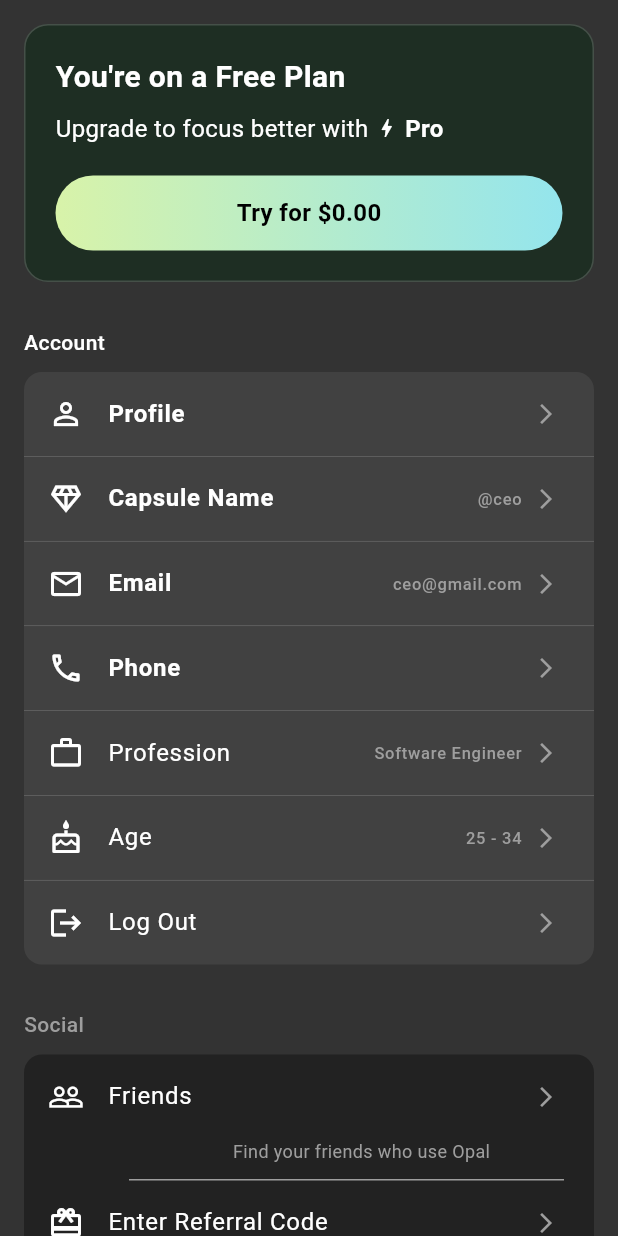
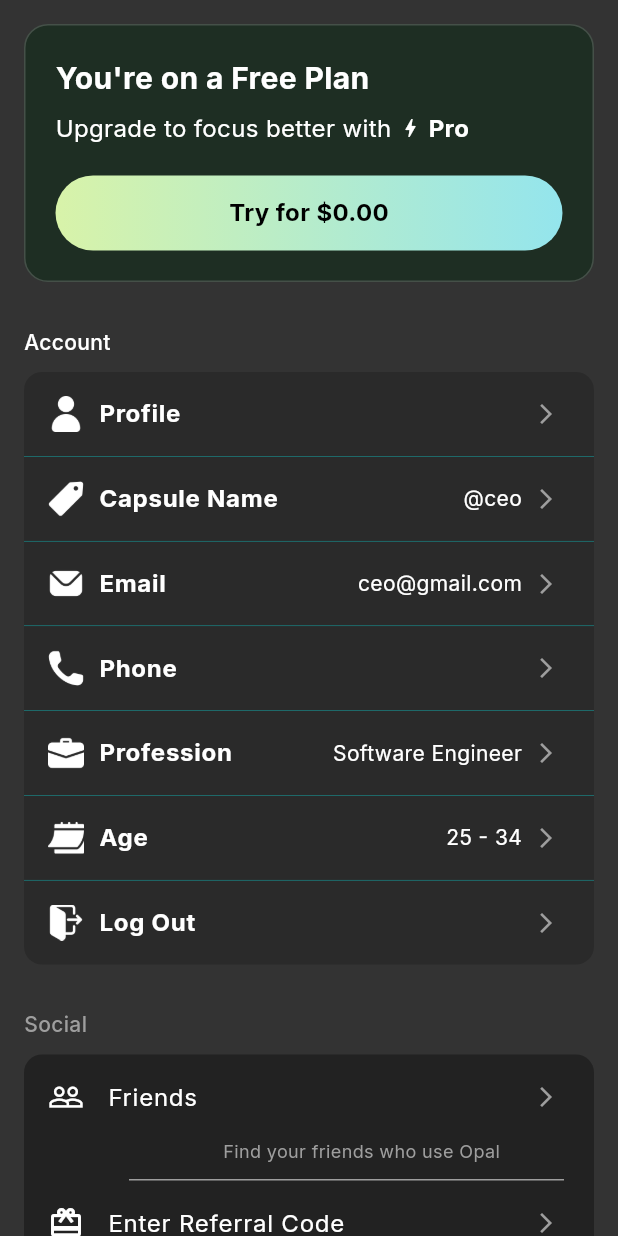
Before and after one commit to mattiavzzi/timecapsuleapp, a Flutter app: the ProfileSettingsPage screen opened directly, on a phone screen of 412 x 824 dp. Run offline on Flutter 3.47's test engine with Material 3 defaults, Android fonts, the phone set to English and light mode, and no system bars; our stand-ins replace google_fonts; missing offline and left inert: animated_toggle, flutter_inner_shadow.

Commit message:
profile settings devs

```diff
--- /dev/null
+++ b/lib/core/colors.dart
@@ -0,0 +1,5 @@
+import 'package:flutter/material.dart';
+
+class AppColors {
+  static const dividerColor = Color.from(alpha: 250, red: 0, green: 255, blue: 255);
+}
--- /dev/null
+++ b/lib/core/theme.dart
@@ -0,0 +1,19 @@
+import 'package:flutter/material.dart';
+import 'package:google_fonts/google_fonts.dart';
+
+final appTheme = ThemeData(
+  // fontFamily: 'Poppins',
+  bottomNavigationBarTheme: const BottomNavigationBarThemeData(
+    backgroundColor: Colors.black,
+    selectedItemColor: Colors.white,
+    unselectedItemColor: Colors.grey,
+  ),
+  textTheme: GoogleFonts.interTextTheme().merge(_textTheme),
+);
+
+final _textTheme = TextTheme(
+  labelMedium: TextStyle(fontSize: 16, fontWeight: FontWeight.w700, color: Colors.white),
+  labelSmall: TextStyle(fontSize: 12, fontWeight: FontWeight.w500, color: Colors.white),
+  bodyMedium: TextStyle(fontSize: 14, fontWeight: FontWeight.w400, color: Colors.white),
+  bodySmall: TextStyle(fontSize: 12, fontWeight: FontWeight.w400, color: Colors.white),
+);
--- a/lib/main.dart
+++ b/lib/main.dart
@@ -1,16 +1,15 @@
 import 'package:animated_toggle/animated_toggle.dart';
+import 'package:apptest/core/theme.dart';
 import 'package:flutter/material.dart';
 import 'package:flutter_inner_shadow/flutter_inner_shadow.dart';
 
+// Add this import at the top with the other imports
+import 'login.dart';
 import 'notification.dart';
+import 'onboarding.dart';
 import 'profile.dart';
 import 'profilesettings.dart';
 import 'task.dart';
-
-import 'onboarding.dart';
-
-// Add this import at the top with the other imports
-import 'login.dart';
 
 void main() {
   runApp(const MainApp());
@@ -21,16 +20,7 @@ class MainApp extends StatelessWidget {
 
   @override
   Widget build(BuildContext context) {
-    return MaterialApp(
-      theme: ThemeData(
-        bottomNavigationBarTheme: const BottomNavigationBarThemeData(
-          backgroundColor: Colors.black,
-          selectedItemColor: Colors.white,
-          unselectedItemColor: Colors.grey,
-        ),
-      ),
-      home: const HomeScreen(),
-    );
+    return MaterialApp(theme: appTheme, home: const HomeScreen());
   }
 }
 
@@ -72,51 +62,32 @@ class _HomeScreenState extends State<HomeScreen> {
                 onPressed: () {
                   Navigator.push(
                     context,
-                    MaterialPageRoute(
-                      builder: (context) => const OnboardingPage(),
-                    ),
+                    MaterialPageRoute(builder: (context) => const OnboardingPage()),
                   );
                 },
                 style: ElevatedButton.styleFrom(
                   backgroundColor: const Color(0xFF616161),
                   padding: const EdgeInsets.symmetric(horizontal: 30, vertical: 15),
-                  shape: RoundedRectangleBorder(
-                    borderRadius: BorderRadius.circular(30),
-                  ),
+                  shape: RoundedRectangleBorder(borderRadius: BorderRadius.circular(30)),
                 ),
                 child: const Text(
                   'Go to Onboarding',
-                  style: TextStyle(
-                    color: Colors.white,
-                    fontSize: 16,
-                    fontWeight: FontWeight.bold,
-                  ),
+                  style: TextStyle(color: Colors.white, fontSize: 16, fontWeight: FontWeight.bold),
                 ),
               ),
               const SizedBox(height: 20),
               ElevatedButton(
                 onPressed: () {
-                  Navigator.push(
-                    context,
-                    MaterialPageRoute(
-                      builder: (context) => LoginPage(),
-                    ),
-                  );
+                  Navigator.push(context, MaterialPageRoute(builder: (context) => LoginPage()));
                 },
                 style: ElevatedButton.styleFrom(
                   backgroundColor: const Color(0xFF616161),
                   padding: const EdgeInsets.symmetric(horizontal: 30, vertical: 15),
-                  shape: RoundedRectangleBorder(
-                    borderRadius: BorderRadius.circular(30),
-                  ),
+                  shape: RoundedRectangleBorder(borderRadius: BorderRadius.circular(30)),
                 ),
                 child: const Text(
                   'Go to Login',
-                  style: TextStyle(
-                    color: Colors.white,
-                    fontSize: 16,
-                    fontWeight: FontWeight.bold,
-                  ),
+                  style: TextStyle(color: Colors.white, fontSize: 16, fontWeight: FontWeight.bold),
                 ),
               ),
             ],
@@ -153,11 +124,16 @@ class _HomeScreenState extends State<HomeScreen> {
                 ),
               );
             },
-            child: Image.asset(
-              'lib/assets/notification.png',
-              width: 10,
-              height: 10,
+            // child: Image.asset(
+            //   'assets/icons/notification.png',
+            //   width: 10,
+            //   height: 10,
+            //   color: Colors.white,
+            // ),
+            child: ImageIcon(
+              const AssetImage('lib/assets/icons/notification.png'),
               color: Colors.white,
+              size: 20,
             ),
           ),
         ),
@@ -170,7 +146,8 @@ class _HomeScreenState extends State<HomeScreen> {
                   context: context,
                   isScrollControlled: true,
                   backgroundColor: Colors.transparent,
-                  builder: (context) => Container(
+                  builder:
+                      (context) => Container(
                         height: MediaQuery.of(context).size.height * 0.9,
                         decoration: const BoxDecoration(
                           color: Color(0xFF333333),
@@ -187,9 +164,7 @@ class _HomeScreenState extends State<HomeScreen> {
                                 borderRadius: BorderRadius.circular(2),
                               ),
                             ),
-                        const Expanded(
-                          child: ProfileSettingsPage(),
-                        ),
+                            const Expanded(child: ProfileSettingsPage()),
                           ],
                         ),
                       ),
@@ -198,17 +173,19 @@ class _HomeScreenState extends State<HomeScreen> {
               child: CircleAvatar(
                 radius: 15,
                 backgroundColor: const Color.fromARGB(0, 66, 66, 66),
-                child: Image.asset('lib/assets/setting.png', width: 30, height: 20),
+                // child: Image.asset('lib/assets/setting.png', width: 30, height: 20),
+                child: ImageIcon(
+                  const AssetImage('lib/assets/icons/setting.png'),
+                  color: Colors.white,
+                  size: 20,
+                ),
               ),
             ),
           ),
         ],
       ),
       body: SingleChildScrollView(
-        child: Container(
-          height: MediaQuery.of(context).size.height,
-          child: _getPage(),
-        ),
+        child: SizedBox(height: MediaQuery.of(context).size.height, child: _getPage()),
       ),
       bottomNavigationBar: Container(
         height: 70,
--- a/lib/profilesettings.dart
+++ b/lib/profilesettings.dart
@@ -1,10 +1,24 @@
 import 'package:flutter/material.dart';
+
+import 'core/colors.dart';
+
+class _CustomDivider extends StatelessWidget {
+  const _CustomDivider({super.key});
+
+  @override
+  Widget build(BuildContext context) {
+    return Divider(height: 0.5, thickness: 0.2, color: AppColors.dividerColor);
+  }
+}
 
 class ProfileSettingsPage extends StatelessWidget {
   const ProfileSettingsPage({super.key});
 
   @override
   Widget build(BuildContext context) {
+    // const const _CustomDivider(), = Divider(height: 0.5, thickness: 0.2, color: AppColors.dividerColor);
+    const horizontalTitleGap = 10.0;
+
     return Scaffold(
       backgroundColor: const Color(0xFF333333), // Changed to dark gray color
       appBar: null, // Remove the AppBar completely
@@ -38,10 +52,7 @@ class ProfileSettingsPage extends StatelessWidget {
                       children: [
                         const Text(
                           "Upgrade to focus better with ",
-                          style: TextStyle(
-                            color: Colors.white,
-                            fontSize: 16,
-                          ),
+                          style: TextStyle(color: Colors.white, fontSize: 16),
                         ),
                         const Icon(Icons.bolt, color: Colors.white, size: 16),
                         const Text(
@@ -95,153 +106,112 @@ class ProfileSettingsPage extends StatelessWidget {
               const SizedBox(height: 10),
               Container(
                 decoration: BoxDecoration(
-                  color: const Color.fromARGB(255, 65, 65, 65),
+                  color: const Color(0xFF2A2A2A),
                   borderRadius: BorderRadius.circular(12),
                 ),
                 child: Column(
                   children: [
                     ListTile(
-                      leading: const Icon(Icons.person_outline, color: Colors.white),
-                      title: const Text(
-                        'Profile',
-                        style: TextStyle(
-                          color: Colors.white,
-                          fontWeight: FontWeight.bold,
-                        ),
+                      horizontalTitleGap: horizontalTitleGap,
+                      leading: const ImageIcon(
+                        AssetImage('lib/assets/icons/avatar.png'),
+                        color: Colors.white,
                       ),
+                      title: Text('Profile', style: Theme.of(context).textTheme.labelMedium),
                       trailing: const Icon(Icons.arrow_forward_ios, color: Colors.grey, size: 16),
                       onTap: () {},
                     ),
-                    const Divider(
-                      height: 0.5,
-                      thickness: 0.2,
-                      color: Color.fromARGB(127, 255, 255, 255),
-                    ),
+                    const _CustomDivider(),
                     ListTile(
-                      leading: const Icon(Icons.diamond_outlined, color: Colors.white),
-                      title: const Text(
-                        'Capsule Name',
-                        style: TextStyle(
-                          color: Colors.white,
-                          fontWeight: FontWeight.bold,
-                        ),
+                      horizontalTitleGap: horizontalTitleGap,
+                      leading: const ImageIcon(
+                        AssetImage('lib/assets/icons/capsulename.png'),
+                        color: Colors.white,
                       ),
+                      title: Text('Capsule Name', style: Theme.of(context).textTheme.labelMedium),
                       trailing: Row(
                         mainAxisSize: MainAxisSize.min,
                         children: [
-                          const Text(
-                            '@ceo',
-                            style: TextStyle(color: Colors.grey),
-                          ),
+                          Text('@ceo', style: Theme.of(context).textTheme.bodyMedium),
                           const SizedBox(width: 8),
                           const Icon(Icons.arrow_forward_ios, color: Colors.grey, size: 16),
                         ],
                       ),
                       onTap: () {},
                     ),
-                    const Divider(
-                      height: 0.5,
-                      thickness: 0.2,
-                      color: Color.fromARGB(127, 255, 255, 255),
-                    ),
+                    const _CustomDivider(),
                     ListTile(
-                      leading: const Icon(Icons.email_outlined, color: Colors.white),
-                      title: const Text(
-                        'Email',
-                        style: TextStyle(
-                          color: Colors.white,
-                          fontWeight: FontWeight.bold,
-                        ),
+                      horizontalTitleGap: horizontalTitleGap,
+                      leading: ImageIcon(
+                        AssetImage('lib/assets/icons/email.png'),
+                        color: Colors.white,
                       ),
+                      title: Text('Email', style: Theme.of(context).textTheme.labelMedium),
                       trailing: Row(
                         mainAxisSize: MainAxisSize.min,
                         children: [
-                          const Text(
-                            'ceo@gmail.com',
-                            style: TextStyle(color: Colors.grey),
-                          ),
+                          Text('ceo@gmail.com', style: Theme.of(context).textTheme.bodyMedium),
                           const SizedBox(width: 8),
                           const Icon(Icons.arrow_forward_ios, color: Colors.grey, size: 16),
                         ],
                       ),
                       onTap: () {},
                     ),
-                    const Divider(
-                      height: 0.5,
-                      thickness: 0.2,
-                      color: Color.fromARGB(127, 255, 255, 255),
-                    ),
+                    const _CustomDivider(),
                     ListTile(
-                      leading: const Icon(Icons.phone_outlined, color: Colors.white),
-                      title: const Text(
-                        'Phone',
-                        style: TextStyle(
-                          color: Colors.white,
-                          fontWeight: FontWeight.bold,
-                        ),
+                      horizontalTitleGap: horizontalTitleGap,
+                      leading: const ImageIcon(
+                        AssetImage('lib/assets/icons/phone.png'),
+                        color: Colors.white,
                       ),
+                      title: Text('Phone', style: Theme.of(context).textTheme.labelMedium),
                       trailing: const Icon(Icons.arrow_forward_ios, color: Colors.grey, size: 16),
                       onTap: () {},
                     ),
-                    const Divider(
-                      height: 0.5,
-                      thickness: 0.2,
-                      color: Color.fromARGB(127, 255, 255, 255),
-                    ),
+                    const _CustomDivider(),
                     ListTile(
-                      leading: const Icon(Icons.work_outline, color: Colors.white),
-                      title: const Text(
-                        'Profession',
-                        style: TextStyle(color: Colors.white),
+                      horizontalTitleGap: horizontalTitleGap,
+                      leading: const ImageIcon(
+                        AssetImage('lib/assets/icons/Profession.png'),
+                        color: Colors.white,
                       ),
+                      title: Text('Profession', style: Theme.of(context).textTheme.labelMedium),
                       trailing: Row(
                         mainAxisSize: MainAxisSize.min,
                         children: [
-                          const Text(
-                            'Software Engineer',
-                            style: TextStyle(color: Colors.grey),
-                          ),
+                          Text('Software Engineer', style: Theme.of(context).textTheme.bodyMedium),
                           const SizedBox(width: 8),
                           const Icon(Icons.arrow_forward_ios, color: Colors.grey, size: 16),
                         ],
                       ),
                       onTap: () {},
                     ),
-                    const Divider(
-                      height: 0.5,
-                      thickness: 0.2,
-                      color: Color.fromARGB(127, 255, 255, 255),
-                    ),
+                    const _CustomDivider(),
                     ListTile(
-                      leading: const Icon(Icons.cake_outlined, color: Colors.white),
-                      title: const Text(
-                        'Age',
-                        style: TextStyle(color: Colors.white),
+                      horizontalTitleGap: horizontalTitleGap,
+                      leading: const ImageIcon(
+                        AssetImage('lib/assets/icons/age.png'),
+                        color: Colors.white,
                       ),
+                      title: Text('Age', style: Theme.of(context).textTheme.labelMedium),
                       trailing: Row(
                         mainAxisSize: MainAxisSize.min,
                         children: [
-                          const Text(
-                            '25 - 34',
-                            style: TextStyle(color: Colors.grey),
-                          ),
+                          Text('25 - 34', style: Theme.of(context).textTheme.bodyMedium),
                           const SizedBox(width: 8),
                           const Icon(Icons.arrow_forward_ios, color: Colors.grey, size: 16),
                         ],
                       ),
                       onTap: () {},
                     ),
-                    const Divider(
-                      height: 0.5,
-                      thickness: 0.2,
-                      color: Color.fromARGB(127, 255, 255, 255),
-                    ),
+                    const _CustomDivider(),
                     ListTile(
-                      leading: const Icon(Icons.logout, color: Colors.white),
-                      title: const Text(
-                        'Log Out',
-                        style: TextStyle(color: Colors.white),
+                      horizontalTitleGap: horizontalTitleGap,
+                      leading: const ImageIcon(
+                        AssetImage('lib/assets/icons/logout.png'),
+                        color: Colors.white,
                       ),
+                      title: Text('Log Out', style: Theme.of(context).textTheme.labelMedium),
                       trailing: const Icon(Icons.arrow_forward_ios, color: Colors.grey, size: 16),
                       onTap: () {},
                     ),
@@ -254,11 +224,7 @@ class ProfileSettingsPage extends StatelessWidget {
               // SOCIAL Section
               const Text(
                 "Social",
-                style: TextStyle(
-                  color: Colors.grey,
-                  fontSize: 14,
-                  fontWeight: FontWeight.w500,
-                ),
+                style: TextStyle(color: Colors.grey, fontSize: 14, fontWeight: FontWeight.w500),
               ),
               const SizedBox(height: 10),
               Container(
@@ -270,10 +236,7 @@ class ProfileSettingsPage extends StatelessWidget {
                   children: [
                     ListTile(
                       leading: const Icon(Icons.people_outline, color: Colors.white),
-                      title: const Text(
-                        'Friends',
-                        style: TextStyle(color: Colors.white),
-                      ),
+                      title: const Text('Friends', style: TextStyle(color: Colors.white)),
                       trailing: const Icon(Icons.arrow_forward_ios, color: Colors.grey, size: 16),
                       onTap: () {},
                     ),
@@ -318,11 +281,7 @@ class ProfileSettingsPage extends StatelessWidget {
               // PREFERENCES Section
               const Text(
                 "Preferences",
-                style: TextStyle(
-                  color: Colors.grey,
-                  fontSize: 14,
-                  fontWeight: FontWeight.w500,
-                ),
+                style: TextStyle(color: Colors.grey, fontSize: 14, fontWeight: FontWeight.w500),
               ),
               const SizedBox(height: 40),
             ],
--- a/pubspec.yaml
+++ b/pubspec.yaml
@@ -2,8 +2,6 @@ name: apptest
 description: "Focus TimeCapsule"
 publish_to: 'none'
 version: 0.1.0
-
-google_fonts: ^6.1.0
 
 environment:
   sdk: ^3.7.2
@@ -13,6 +11,7 @@ dependencies:
     sdk: flutter
   flutter_inner_shadow: ^0.0.1
   animated_toggle: ^0.1.3
+  google_fonts: 5.0.0
 
 dev_dependencies:
   flutter_test:
@@ -23,3 +22,4 @@ flutter:
   uses-material-design: true
   assets:
     - lib/assets/
+    - lib/assets/icons/
```
Also changed, not shown: lib/assets/icons/Profession.png (renamed from lib/iconprofilesettings/Profession.png), lib/assets/icons/age.png (renamed from lib/iconprofilesettings/age.png), lib/assets/icons/avatar.png (added), lib/assets/icons/capsulename.png (renamed from lib/iconprofilesettings/capsulename.png), lib/assets/icons/email.png (renamed from lib/iconprofilesettings/email.png), lib/assets/icons/logout.png (renamed from lib/iconprofilesettings/logout.png), lib/assets/icons/notification.png (renamed from lib/assets/notification.png), lib/assets/icons/phone.png (renamed from lib/iconprofilesettings/phone.png), lib/assets/icons/setting.png (renamed from lib/assets/setting.png), lib/assets/icons/user.png (renamed from lib/assets/user.png), lib/assets/profilephoto.png (deleted), lib/iconprofilesettings/profilephoto.png (deleted), pubspec.lock, 1 other file. Lines whose indentation alone changed are shown as unchanged.
